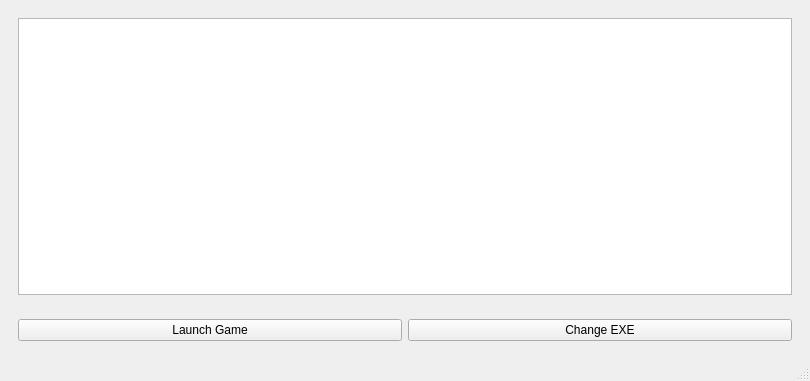
sjp761/AlterLaunch, file mainwindow.ui: the form before one commit.
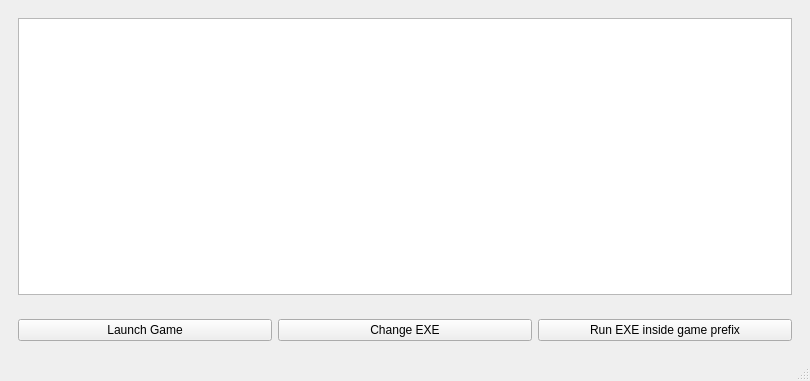
The form after the commit.

Commit message: Add run EXE inside prefix option (one time EXE usage)

```diff
--- a/mainwindow.ui
+++ b/mainwindow.ui
@@ -51,6 +51,13 @@
          </property>
         </widget>
        </item>
+       <item>
+        <widget class="QPushButton" name="launchTempEXEButton">
+         <property name="text">
+          <string>Run EXE inside game prefix</string>
+         </property>
+        </widget>
+       </item>
       </layout>
      </widget>
     </item>
```
The commit also changes 3 other files.
